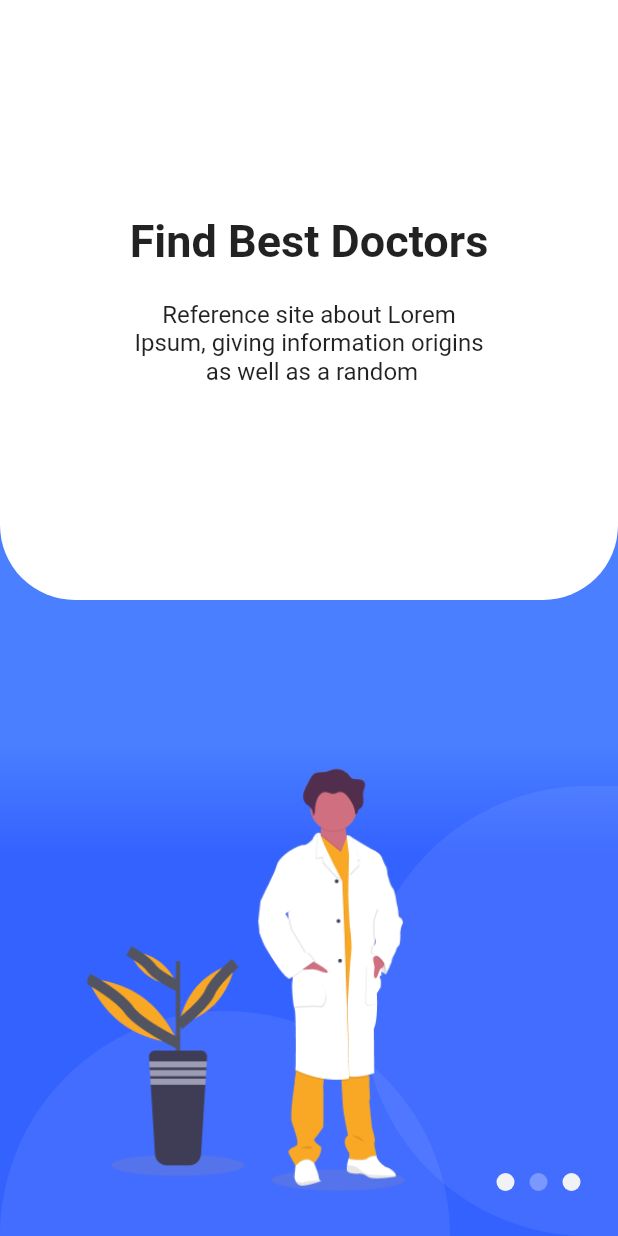
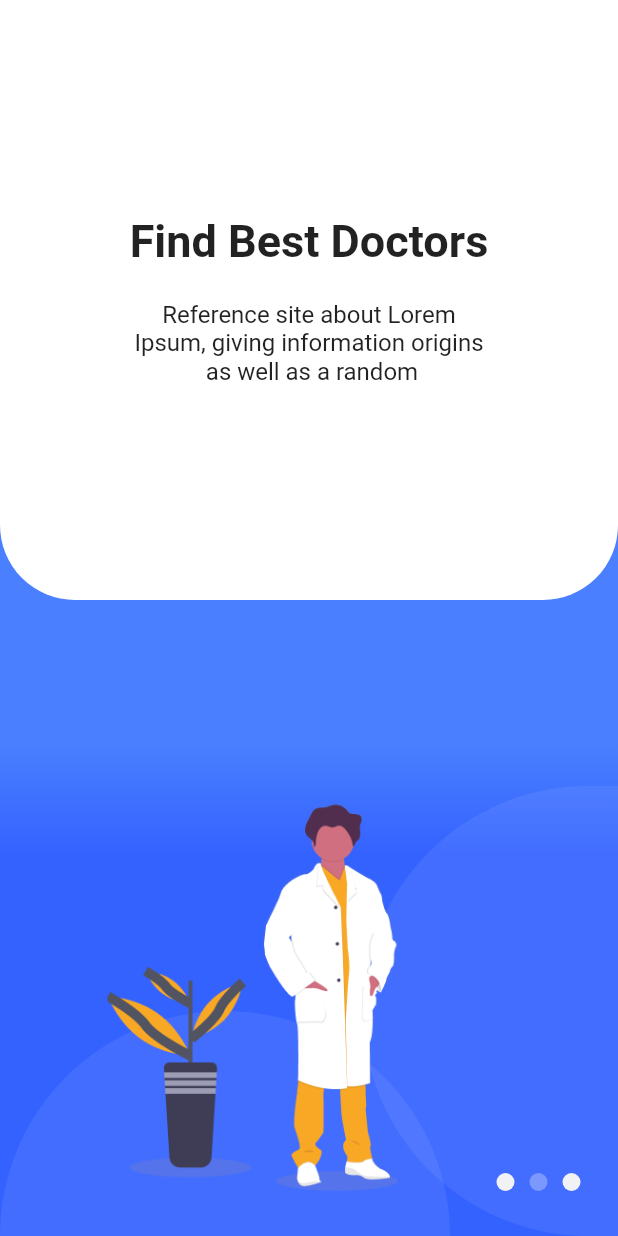
Before and after one commit to fadhilbima/tenang_flutter_test_alesha, a Flutter app: the screen it shows after launch, swiped to page 2, on a phone screen of 412 x 824 dp. Run offline on Flutter 3.47's test engine with Material 2 defaults, Android fonts, the phone set to English and light mode, and no system bars.

Commit message:
Onboarding_done

```diff
--- a/lib/onboarding/screens/onboarding_page.dart
+++ b/lib/onboarding/screens/onboarding_page.dart
@@ -142,11 +142,32 @@ class _OnboardingPageState extends State<OnboardingPage> {
                     );
                   }
               ),
-              OnboardCarousel(
-                onchanged: (currentPage) {
-                  setState(() {
-                    _currentPage = currentPage;
-                  });
+              LayoutBuilder(
+                builder: (context, constraint) {
+                  if(constraint.maxHeight <= 750) {
+                    return Padding(
+                      padding: EdgeInsets.only(
+                        top: 300,
+                      ),
+                      child: OnboardCarousel(
+                        onchanged: (currentPage) {
+                          setState(() {
+                            _currentPage = currentPage;
+                          });
+                        },
+                      ),
+                    );
+                  }
+                  return Padding(
+                    padding: EdgeInsets.only(top: 400),
+                    child: OnboardCarousel(
+                      onchanged: (currentPage) {
+                        setState(() {
+                          _currentPage = currentPage;
+                        });
+                      },
+                    ),
+                  );
                 },
               ),
               Align(
--- a/lib/onboarding/widget/onboard_carousel.dart
+++ b/lib/onboarding/widget/onboard_carousel.dart
@@ -2,8 +2,6 @@ import 'package:flutter/material.dart';
 
 class OnboardCarousel extends StatelessWidget {
   OnboardCarousel({Key? key, required this.onchanged}) : super(key: key);
-
-  late int _currentPage = 0;
 
   final Function(int) onchanged;
 
@@ -25,7 +23,7 @@ class OnboardCarousel extends StatelessWidget {
           children: [
             Container(
               margin: EdgeInsets.only(left: 22, bottom: 30),
-              height: 295,
+              height: 275,
               child: Image.asset('assets/images/doctor_female.png'),
             ),
           ],
@@ -36,7 +34,7 @@ class OnboardCarousel extends StatelessWidget {
           children: [
             Container(
               margin: EdgeInsets.only(left: 22, bottom: 30),
-              height: 355,
+              height: 325,
               child: Image.asset('assets/images/doctor_male.png'),
             ),
           ],
--- a/lib/onboarding/widget/onboard_description.dart
+++ b/lib/onboarding/widget/onboard_description.dart
@@ -99,7 +99,9 @@ class OnboardDescription extends StatelessWidget {
                 ),
                 backgroundColor: Color(0xFF4A80FF)
               ),
-              onPressed: () {},
+              onPressed: () {
+                print('clicked');
+              },
               child: Text(
                 'Continue',
                 style: TextStyle(
```
